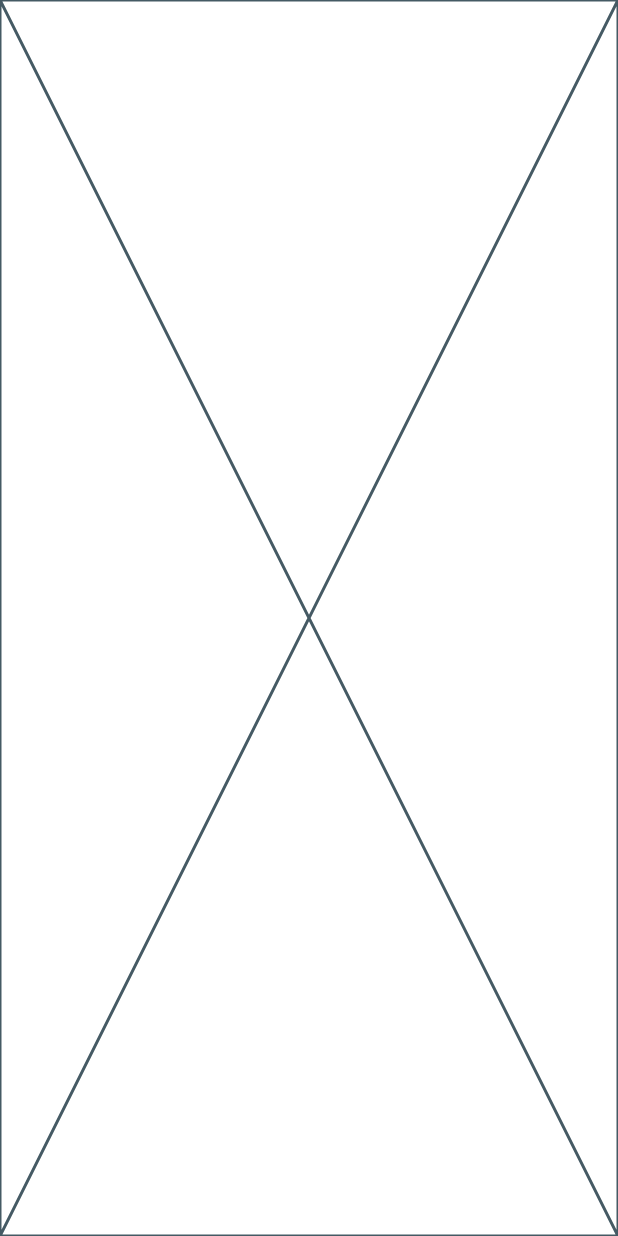
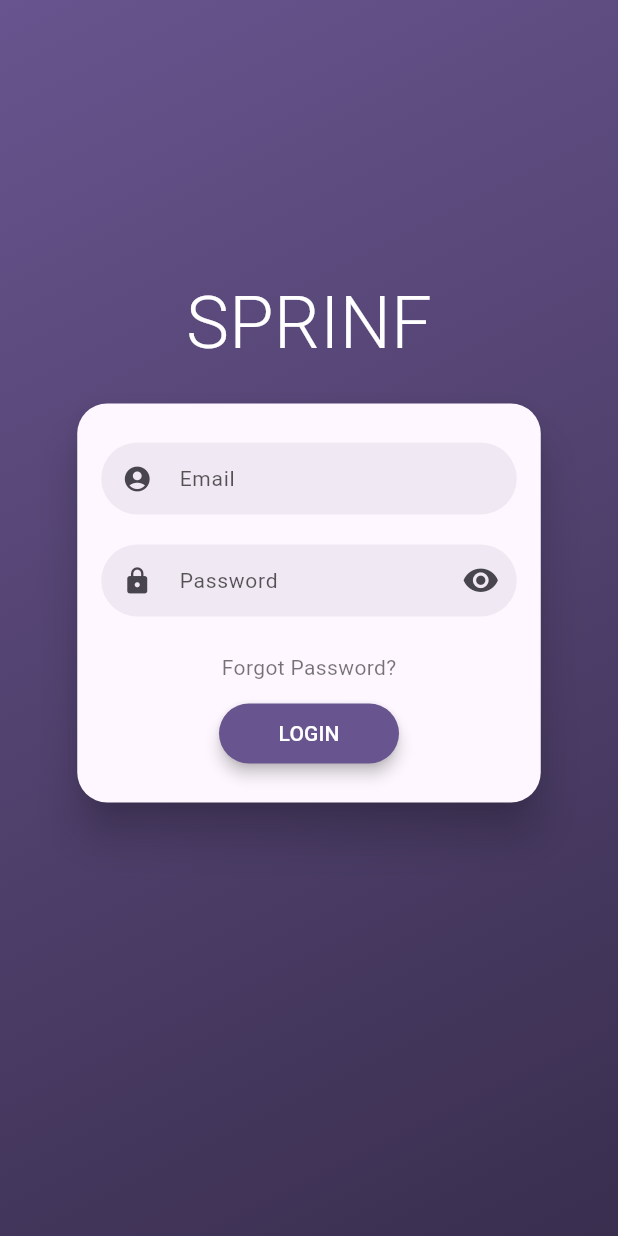
Before and after one commit to ramirezcoronel/sprinf-app, a Flutter app: the screen it shows after launch, on a phone screen of 412 x 824 dp. Run offline on Flutter 3.47's test engine with Material 2 defaults, Android fonts, the phone set to English and light mode, and no system bars; drawn by our look-alikes of flutter_login.

Commit message:
carga de vista login

```diff
--- a/lib/app/presentation/modules/auth/views/auth_page.dart
+++ b/lib/app/presentation/modules/auth/views/auth_page.dart
@@ -1,10 +1,42 @@
 import 'package:flutter/material.dart';
+import 'package:flutter_login/flutter_login.dart';
+import 'package:sprinf_app/app/presentation/modules/home/views/home_page.dart';
+
+const users = {
+  'dribbble@gmail.com': '12345',
+  'hunter@gmail.com': 'hunter',
+};
 
 class AuthPage extends StatelessWidget {
   const AuthPage({super.key});
 
+  Duration get loginTime => const Duration(milliseconds: 2250);
+
+  Future<String?> _authUser(LoginData data) {
+    debugPrint('Name: ${data.name}, Password: ${data.password}');
+    return Future.delayed(loginTime).then((_) {
+      if (!users.containsKey(data.name)) {
+        return 'User not exists';
+      }
+      if (users[data.name] != data.password) {
+        return 'Password does not match';
+      }
+      return null;
+    });
+  }
+
   @override
   Widget build(BuildContext context) {
-    return const Placeholder();
+    return FlutterLogin(
+      title: 'SPRINF',
+      // logo: AssetImage('assets/images/ecorp-lightblue.png'),
+      onLogin: _authUser,
+      onRecoverPassword: (_) => null,
+      onSubmitAnimationCompleted: () {
+        Navigator.of(context).pushReplacement(MaterialPageRoute(
+          builder: (context) => const HomePage(),
+        ));
+      },
+    );
   }
 }
--- a/lib/app/presentation/modules/splash/views/splash_screen.dart
+++ b/lib/app/presentation/modules/splash/views/splash_screen.dart
@@ -1,7 +1,6 @@
 import 'package:flutter/material.dart';
 import 'package:sprinf_app/app/presentation/modules/auth/views/auth_page.dart';
 import 'package:sprinf_app/app/presentation/modules/home/views/home_page.dart';
-import 'package:sprinf_app/routes/routes.dart';
 
 class SplashScreen extends StatelessWidget {
   const SplashScreen({super.key});
@@ -10,9 +9,9 @@ class SplashScreen extends StatelessWidget {
   Widget build(BuildContext context) {
     // verificar si el usuario ha iniciado sesion
     if (false) {
-      return HomePage();
+      return const HomePage();
     } else {
-      return AuthPage();
+      return const AuthPage();
     }
   }
 }
--- a/pubspec.yaml
+++ b/pubspec.yaml
@@ -35,6 +35,7 @@ dependencies:
   # The following adds the Cupertino Icons font to your application.
   # Use with the CupertinoIcons class for iOS style icons.
   cupertino_icons: ^1.0.2
+  flutter_login: ^4.2.1
 
 dev_dependencies:
   flutter_test:
```
Also changed, not shown: pubspec.lock, 5 other files.
